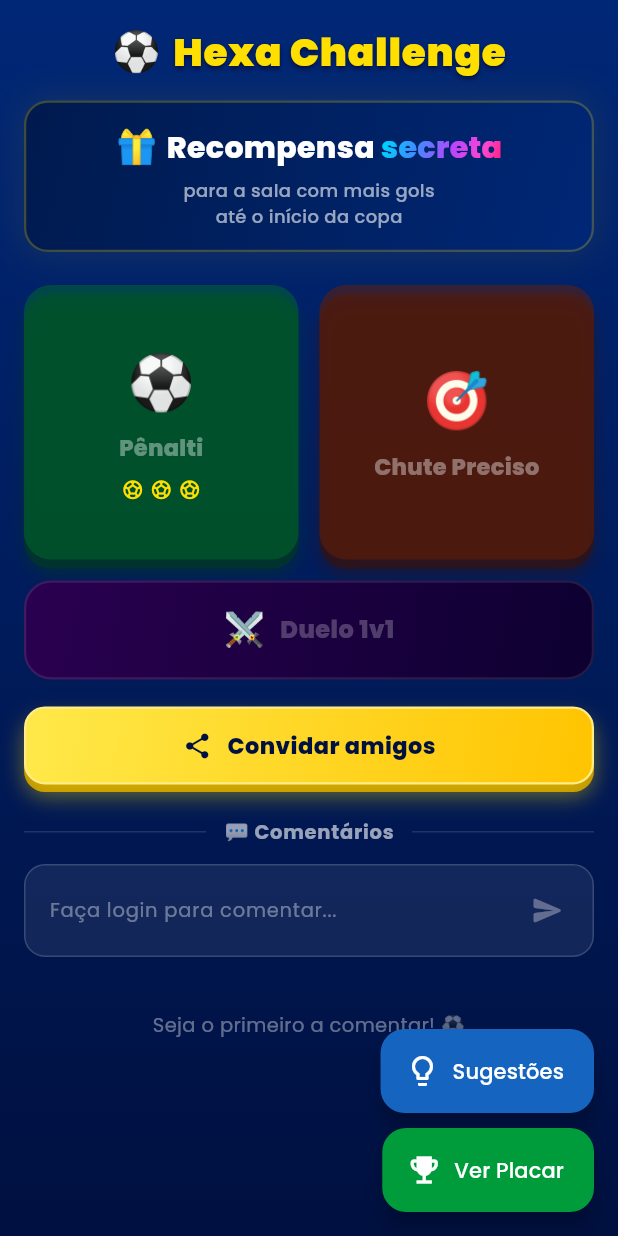
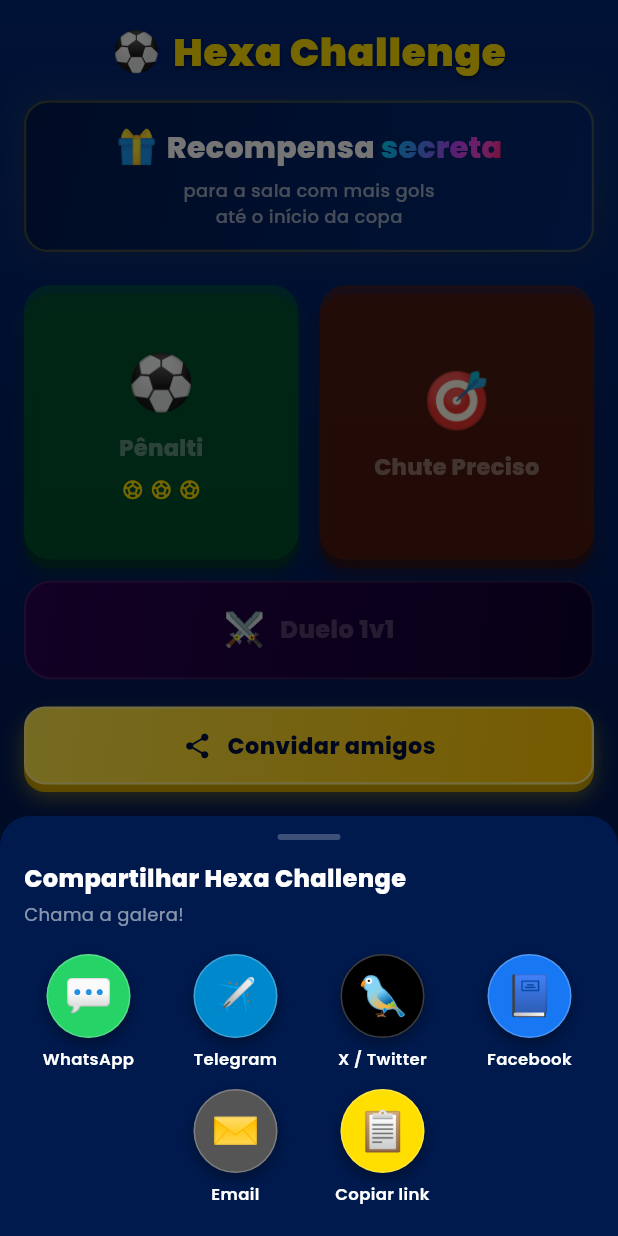
Before and after one commit to bieltris/hexa-challenge-frontend, a Flutter app: the HomeScreen screen opened directly, after a tap on "Convidar amigos", on a phone screen of 412 x 824 dp. Run offline on Flutter 3.47's test engine with Material 3 defaults, Android fonts, the phone set to English and light mode, and no system bars; drawn by our look-alikes of flutter_animate; our stand-ins replace confetti, google_fonts, share_plus, shared_preferences, socket_io_client; missing offline and left inert: dart:html; accounts and stored records are empty; network calls fail.

Commit message:
share: custom modal with app intent URLs (WhatsApp/Telegram/X/FB/Email/Copy)
native Web Share API only works on mobile/Safari. Modal works everywhere
via deep-link URLs. Native share still tried first on mobile, falls back
to modal on desktop.

```diff
--- a/lib/screens/duel_lobby_screen.dart
+++ b/lib/screens/duel_lobby_screen.dart
@@ -1,9 +1,8 @@
 import 'dart:async';
 import 'package:flutter/material.dart';
-import 'package:flutter/services.dart';
 import 'package:google_fonts/google_fonts.dart';
-import 'package:share_plus/share_plus.dart';
 import '../services/duel_socket_service.dart';
+import '../widgets/share_sheet.dart';
 import 'duel_game_screen.dart';
 
 class DuelLobbyScreen extends StatefulWidget {
@@ -108,26 +107,6 @@ class _DuelLobbyScreenState extends State<DuelLobbyScreen> {
     if (_queued) { _svc.leaveQueue(); } else { _svc.joinQueue(); }
   }
 
-  Future<void> _doShare() async {
-    const url = 'https://hexa-challenge.pages.dev';
-    const text = 'Joga Hexa Challenge comigo! ⚽\nDuelo de pênalti entre escolas — Copa 2026\n$url';
-    try {
-      await Share.share(text, subject: 'Hexa Challenge — entra no jogo!');
-    } catch (_) {
-      await Clipboard.setData(const ClipboardData(text: text));
-      if (!mounted) return;
-      ScaffoldMessenger.of(context).showSnackBar(SnackBar(
-        behavior: SnackBarBehavior.floating,
-        backgroundColor: const Color(0xFF009C3B),
-        shape: RoundedRectangleBorder(borderRadius: BorderRadius.circular(14)),
-        margin: const EdgeInsets.all(12),
-        content: Text('Link copiado! Cola pros amigos 🚀',
-            style: GoogleFonts.poppins(color: Colors.white, fontWeight: FontWeight.w700)),
-        duration: const Duration(seconds: 3),
-      ));
-    }
-  }
-
   @override
   Widget build(BuildContext context) {
     final idle = _online.where((u) =>
@@ -177,7 +156,7 @@ class _DuelLobbyScreenState extends State<DuelLobbyScreen> {
         Padding(
           padding: const EdgeInsets.fromLTRB(16, 8, 16, 4),
           child: GestureDetector(
-            onTap: _doShare,
+            onTap: () => openShare(context),
             child: Container(
               width: double.infinity,
               padding: const EdgeInsets.symmetric(vertical: 12, horizontal: 14),
--- a/lib/screens/home_screen.dart
+++ b/lib/screens/home_screen.dart
@@ -4,7 +4,7 @@ import 'package:socket_io_client/socket_io_client.dart' as IO;
 import 'package:flutter_animate/flutter_animate.dart';
 import 'package:google_fonts/google_fonts.dart';
 import 'package:shared_preferences/shared_preferences.dart';
-import 'package:share_plus/share_plus.dart';
+import '../widgets/share_sheet.dart';
 import '../models/comment_model.dart';
 import '../services/api_service.dart';
 import '../services/duel_socket_service.dart';
@@ -514,35 +514,12 @@ class _HomeScreenState extends State<HomeScreen>
     );
   }
 
-  Future<void> _doShare() async {
-    const url = 'https://hexa-challenge.pages.dev';
-    const text =
-        'Joga Hexa Challenge comigo! ⚽\nDuelo de pênalti entre escolas — Copa 2026\n$url';
-    try {
-      await Share.share(text, subject: 'Hexa Challenge — entra no jogo!');
-    } catch (_) {
-      await Clipboard.setData(const ClipboardData(text: text));
-      if (!mounted) return;
-      ScaffoldMessenger.of(context).showSnackBar(SnackBar(
-        behavior: SnackBarBehavior.floating,
-        backgroundColor: const Color(0xFF009C3B),
-        shape: RoundedRectangleBorder(borderRadius: BorderRadius.circular(14)),
-        margin: const EdgeInsets.all(12),
-        content: Text(
-          'Link copiado! Cola pros amigos 🚀',
-          style: GoogleFonts.poppins(color: Colors.white, fontWeight: FontWeight.w700),
-        ),
-        duration: const Duration(seconds: 3),
-      ));
-    }
-  }
-
   // ── Botão Compartilhar (amarelo) ──────────────────────────────────────────
   Widget _buildShareButton({EdgeInsets margin = EdgeInsets.zero}) {
     return Padding(
       padding: margin,
       child: GestureDetector(
-        onTap: _doShare,
+        onTap: () => openShare(context),
         child: Container(
           width: double.infinity,
           padding: const EdgeInsets.symmetric(vertical: 14, horizontal: 16),
--- /dev/null
+++ b/lib/widgets/share_sheet.dart
@@ -0,0 +1,218 @@
+import 'package:flutter/material.dart';
+import 'package:flutter/services.dart';
+import 'package:google_fonts/google_fonts.dart';
+import 'package:share_plus/share_plus.dart';
+import 'package:url_launcher/url_launcher.dart';
+
+const _kShareUrl = 'https://hexa-challenge.pages.dev';
+const _kShareText =
+    'Joga Hexa Challenge comigo! ⚽\nDuelo de pênalti entre escolas — Copa 2026';
+const _kShareFull = '$_kShareText\n$_kShareUrl';
+const _kShareSubject = 'Hexa Challenge — entra no jogo!';
+
+/// Tenta share nativo; se falhar, abre modal com botões de apps.
+Future<void> openShare(BuildContext context) async {
+  try {
+    final result = await Share.share(_kShareFull, subject: _kShareSubject);
+    // success ou usuário cancelou — não abre modal
+    if (result.status == ShareResultStatus.unavailable) {
+      if (context.mounted) _showSheet(context);
+    }
+  } catch (_) {
+    if (context.mounted) _showSheet(context);
+  }
+}
+
+void _showSheet(BuildContext context) {
+  showModalBottomSheet(
+    context: context,
+    backgroundColor: const Color(0xFF001A4E),
+    isScrollControlled: true,
+    shape: const RoundedRectangleBorder(
+      borderRadius: BorderRadius.vertical(top: Radius.circular(20)),
+    ),
+    builder: (ctx) => SafeArea(child: _ShareSheetBody()),
+  );
+}
+
+class _ShareSheetBody extends StatelessWidget {
+  @override
+  Widget build(BuildContext context) {
+    final apps = <_App>[
+      _App(
+        label: 'WhatsApp',
+        emoji: '💬',
+        bg: const Color(0xFF25D366),
+        url: 'https://wa.me/?text=${Uri.encodeComponent(_kShareFull)}',
+      ),
+      _App(
+        label: 'Telegram',
+        emoji: '✈️',
+        bg: const Color(0xFF0088CC),
+        url:
+            'https://t.me/share/url?url=${Uri.encodeComponent(_kShareUrl)}&text=${Uri.encodeComponent(_kShareText)}',
+      ),
+      _App(
+        label: 'X / Twitter',
+        emoji: '🐦',
+        bg: const Color(0xFF000000),
+        url: 'https://twitter.com/intent/tweet?text=${Uri.encodeComponent(_kShareFull)}',
+      ),
+      _App(
+        label: 'Facebook',
+        emoji: '📘',
+        bg: const Color(0xFF1877F2),
+        url: 'https://www.facebook.com/sharer/sharer.php?u=${Uri.encodeComponent(_kShareUrl)}',
+      ),
+      _App(
+        label: 'Email',
+        emoji: '✉️',
+        bg: const Color(0xFF555555),
+        url:
+            'mailto:?subject=${Uri.encodeComponent(_kShareSubject)}&body=${Uri.encodeComponent(_kShareFull)}',
+      ),
+      _App(
+        label: 'Copiar link',
+        emoji: '📋',
+        bg: const Color(0xFFFFDF00),
+        textDark: true,
+        onTap: (ctx) async {
+          await Clipboard.setData(const ClipboardData(text: _kShareFull));
+          if (ctx.mounted) {
+            Navigator.pop(ctx);
+            ScaffoldMessenger.of(ctx).showSnackBar(SnackBar(
+              behavior: SnackBarBehavior.floating,
+              backgroundColor: const Color(0xFF009C3B),
+              shape:
+                  RoundedRectangleBorder(borderRadius: BorderRadius.circular(14)),
+              margin: const EdgeInsets.all(12),
+              content: Text('Link copiado! 🚀',
+                  style: GoogleFonts.poppins(
+                      color: Colors.white, fontWeight: FontWeight.w700)),
+              duration: const Duration(seconds: 3),
+            ));
+          }
+        },
+      ),
+    ];
+
+    return Padding(
+      padding: const EdgeInsets.fromLTRB(16, 12, 16, 20),
+      child: Column(
+        mainAxisSize: MainAxisSize.min,
+        crossAxisAlignment: CrossAxisAlignment.stretch,
+        children: [
+          // grab handle
+          Center(
+            child: Container(
+              width: 42,
+              height: 4,
+              decoration: BoxDecoration(
+                color: Colors.white24,
+                borderRadius: BorderRadius.circular(2),
+              ),
+            ),
+          ),
+          const SizedBox(height: 14),
+          Text('Compartilhar Hexa Challenge',
+              style: GoogleFonts.poppins(
+                  color: Colors.white,
+                  fontSize: 16,
+                  fontWeight: FontWeight.w800)),
+          const SizedBox(height: 4),
+          Text('Chama a galera!',
+              style: GoogleFonts.poppins(
+                  color: Colors.white54, fontSize: 12)),
+          const SizedBox(height: 18),
+          Wrap(
+            spacing: 12,
+            runSpacing: 12,
+            alignment: WrapAlignment.center,
+            children: apps.map((a) => _AppButton(app: a)).toList(),
+          ),
+        ],
+      ),
+    );
+  }
+}
+
+class _App {
+  final String label, emoji;
+  final Color bg;
+  final bool textDark;
+  final String? url;
+  final Future<void> Function(BuildContext)? onTap;
+  _App({
+    required this.label,
+    required this.emoji,
+    required this.bg,
+    this.textDark = false,
+    this.url,
+    this.onTap,
+  });
+}
+
+class _AppButton extends StatelessWidget {
+  final _App app;
+  const _AppButton({required this.app});
+
+  @override
+  Widget build(BuildContext context) {
+    final fg = app.textDark ? const Color(0xFF001040) : Colors.white;
+    return SizedBox(
+      width: 86,
+      child: GestureDetector(
+        onTap: () async {
+          if (app.onTap != null) {
+            await app.onTap!(context);
+            return;
+          }
+          if (app.url != null) {
+            final uri = Uri.parse(app.url!);
+            try {
+              await launchUrl(uri, mode: LaunchMode.externalApplication);
+            } catch (_) {
+              try {
+                await launchUrl(uri);
+              } catch (_) {}
+            }
+            if (context.mounted) Navigator.pop(context);
+          }
+        },
+        child: Column(
+          mainAxisSize: MainAxisSize.min,
+          children: [
+            Container(
+              width: 56,
+              height: 56,
+              decoration: BoxDecoration(
+                color: app.bg,
+                shape: BoxShape.circle,
+                boxShadow: [
+                  BoxShadow(
+                    color: Colors.black.withOpacity(0.4),
+                    blurRadius: 8,
+                    offset: const Offset(0, 4),
+                  ),
+                ],
+                border: Border.all(color: Colors.white24, width: 1),
+              ),
+              child: Center(
+                  child:
+                      Text(app.emoji, style: const TextStyle(fontSize: 26))),
+            ),
+            const SizedBox(height: 6),
+            Text(app.label,
+                textAlign: TextAlign.center,
+                style: GoogleFonts.poppins(
+                    color: fg == const Color(0xFF001040)
+                        ? Colors.white
+                        : Colors.white,
+                    fontSize: 11,
+                    fontWeight: FontWeight.w600)),
+          ],
+        ),
+      ),
+    );
+  }
+}
```
